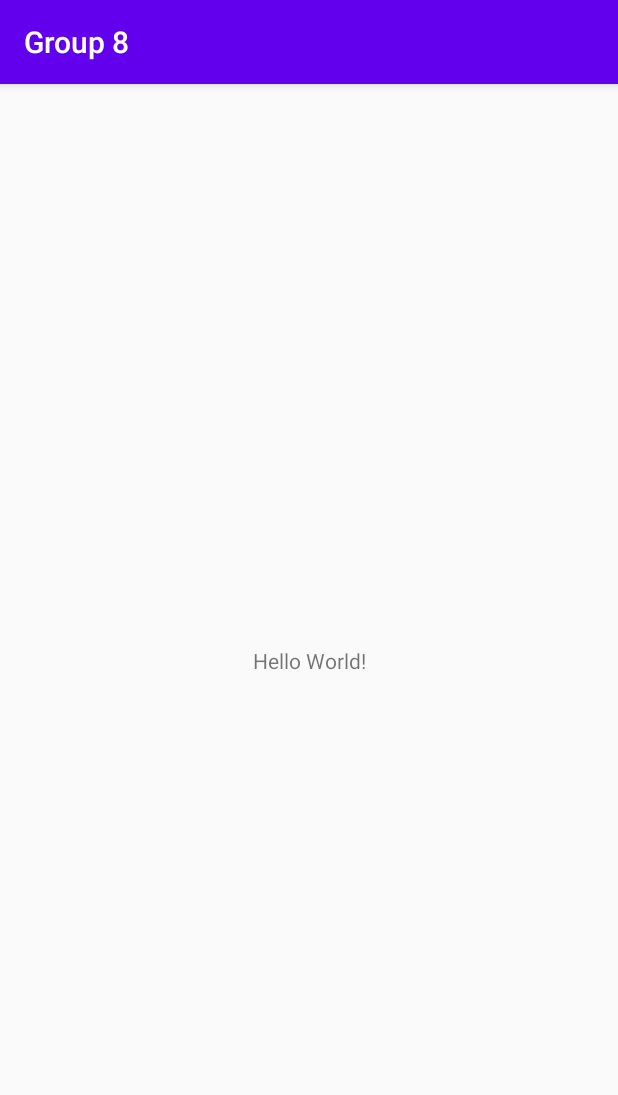
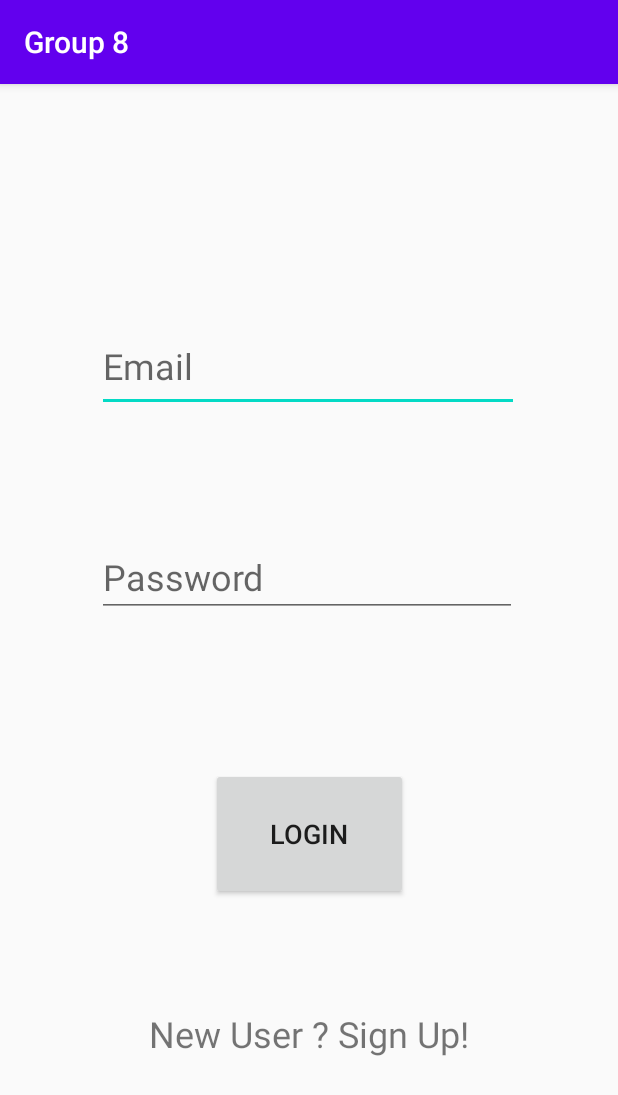
Before and after one commit to khairakh/gp8, an Android app: the screen it shows after launch (MainActivity), on a phone screen of 412 x 824 dp. Shown: the top 1095 px of the screen. Run offline under Robolectric (Android 15) with nearby library versions, the light colour scheme and no system bars; our stand-ins replace Firebase (no records; nobody signed in at launch, a user with empty details on screens opened directly).

Commit message:
Login, Sign up

```diff
--- a/app/src/main/AndroidManifest.xml
+++ b/app/src/main/AndroidManifest.xml
@@ -9,6 +9,8 @@
         android:roundIcon="@mipmap/ic_launcher_round"
         android:supportsRtl="true"
         android:theme="@style/Theme.Group8">
+        <activity android:name=".SecondActivity"></activity>
+        <activity android:name=".RegistrationActivity" />
         <activity android:name=".MainActivity">
             <intent-filter>
                 <action android:name="android.intent.action.MAIN" />
--- a/app/src/main/java/com/example/group8/MainActivity.java
+++ b/app/src/main/java/com/example/group8/MainActivity.java
@@ -1,13 +1,89 @@
 package com.example.group8;
 
-import android.support.v7.app.AppCompatActivity;
+import android.app.ProgressDialog;
+import android.content.Intent;
+
+import androidx.annotation.NonNull;
+import androidx.appcompat.app.AppCompatActivity;
 import android.os.Bundle;
+import android.view.View;
+import android.widget.Button;
+import android.widget.EditText;
+import android.widget.TextView;
+import android.widget.Toast;
+
+import com.google.android.gms.tasks.OnCompleteListener;
+import com.google.android.gms.tasks.Task;
+import com.google.firebase.auth.AuthResult;
+import com.google.firebase.auth.FirebaseAuth;
+import com.google.firebase.auth.FirebaseUser;
+
 
 public class MainActivity extends AppCompatActivity {
+
+    private EditText Name;
+    private EditText Password;
+    private Button Login;
+    private TextView userRegistration;
+    private FirebaseAuth firebaseAuth;
+    private ProgressDialog progressDialog;
 
     @Override
     protected void onCreate(Bundle savedInstanceState) {
         super.onCreate(savedInstanceState);
         setContentView(R.layout.activity_main);
+
+        Name = (EditText)findViewById(R.id.etName);
+        Password = (EditText)findViewById(R.id.etPassword);
+        Login = (Button)findViewById(R.id.btnLogin);
+        userRegistration = (TextView)findViewById(R.id.tvRegister);
+
+        firebaseAuth = FirebaseAuth.getInstance();
+        progressDialog = new ProgressDialog(this);
+
+        FirebaseUser user = firebaseAuth.getCurrentUser();
+        if(user != null) {
+            finish();
+            startActivity(new Intent(MainActivity.this, SecondActivity.class));
+        }
+
+        Login.setOnClickListener (new View.OnClickListener() {
+            @Override
+            public void onClick(View v) {
+                validate(Name.getText().toString(), Password.getText().toString());
+            }
+        });
+
+        userRegistration.setOnClickListener(new View.OnClickListener() {
+            @Override
+            public void onClick(View v) {
+                startActivity(new Intent (MainActivity.this, RegistrationActivity.class));
+            }
+        });
+
     }
+
+
+    private void validate(String userName, String userPassword){
+
+        progressDialog.setMessage("You can subscribe to my channel until you are verified!");
+        progressDialog.show();
+
+        firebaseAuth.signInWithEmailAndPassword(userName, userPassword).addOnCompleteListener(new OnCompleteListener<AuthResult>() {
+            @Override
+            public void onComplete(@NonNull Task<AuthResult> task) {
+                if(task.isSuccessful()){
+
+                    progressDialog.dismiss();
+                    Toast.makeText(MainActivity.this,"Login Successful", Toast.LENGTH_SHORT).show();
+                    startActivity(new Intent(MainActivity.this, SecondActivity.class));
+                }else{
+                    progressDialog.dismiss();
+                    Toast.makeText(MainActivity.this,"Login Failed", Toast.LENGTH_SHORT).show();
+                }
+            }
+        });
+
+    }
+
 }
--- a/app/src/main/res/layout/activity_main.xml
+++ b/app/src/main/res/layout/activity_main.xml
@@ -1,18 +1,62 @@
 <?xml version="1.0" encoding="utf-8"?>
-<android.support.constraint.ConstraintLayout xmlns:android="http://schemas.android.com/apk/res/android"
+<androidx.constraintlayout.widget.ConstraintLayout xmlns:android="http://schemas.android.com/apk/res/android"
     xmlns:app="http://schemas.android.com/apk/res-auto"
     xmlns:tools="http://schemas.android.com/tools"
     android:layout_width="match_parent"
     android:layout_height="match_parent"
     tools:context=".MainActivity">
 
-    <TextView
+    <EditText
+        android:id="@+id/etName"
+        android:layout_width="281dp"
+        android:layout_height="61dp"
+        android:ems="10"
+        android:hint="Email"
+        android:inputType="textEmailAddress"
+        android:textSize="24sp"
+        app:layout_constraintBottom_toBottomOf="parent"
+        app:layout_constraintEnd_toEndOf="parent"
+        app:layout_constraintHorizontal_bias="0.497"
+        app:layout_constraintStart_toStartOf="parent"
+        app:layout_constraintTop_toTopOf="parent"
+        app:layout_constraintVertical_bias="0.223" />
+
+    <EditText
+        android:id="@+id/etPassword"
         android:layout_width="wrap_content"
         android:layout_height="wrap_content"
-        android:text="Hello World!"
+        android:ems="10"
+        android:hint="Password"
+        android:inputType="textPassword"
+        android:textSize="24sp"
         app:layout_constraintBottom_toBottomOf="parent"
-        app:layout_constraintLeft_toLeftOf="parent"
-        app:layout_constraintRight_toRightOf="parent"
-        app:layout_constraintTop_toTopOf="parent" />
+        app:layout_constraintEnd_toEndOf="parent"
+        app:layout_constraintHorizontal_bias="0.488"
+        app:layout_constraintStart_toStartOf="parent"
+        app:layout_constraintTop_toBottomOf="@+id/etName"
+        app:layout_constraintVertical_bias="0.168" />
 
-</android.support.constraint.ConstraintLayout>
+    <Button
+        android:id="@+id/btnLogin"
+        android:layout_width="131dp"
+        android:layout_height="88dp"
+        android:text="Login"
+        android:textSize="18sp"
+        app:layout_constraintBottom_toBottomOf="parent"
+        app:layout_constraintEnd_toEndOf="parent"
+        app:layout_constraintStart_toStartOf="parent"
+        app:layout_constraintTop_toBottomOf="@+id/etPassword"
+        app:layout_constraintVertical_bias="0.31" />
+
+    <TextView
+        android:id="@+id/tvRegister"
+        android:layout_width="wrap_content"
+        android:layout_height="wrap_content"
+        android:text="New User ? Sign Up!"
+        android:textSize="24sp"
+        app:layout_constraintBottom_toBottomOf="parent"
+        app:layout_constraintEnd_toEndOf="parent"
+        app:layout_constraintStart_toStartOf="parent"
+        app:layout_constraintTop_toBottomOf="@+id/btnLogin"
+        app:layout_constraintVertical_bias="0.38" />
+</androidx.constraintlayout.widget.ConstraintLayout>
--- a/build.gradle
+++ b/build.gradle
@@ -5,8 +5,8 @@ buildscript {
         jcenter()
     }
     dependencies {
-        classpath "com.android.tools.build:gradle:4.1.1"
-
+        classpath 'com.android.tools.build:gradle:4.1.2'
+        classpath 'com.google.gms:google-services:4.3.5'
         // NOTE: Do not place your application dependencies here; they belong
         // in the individual module build.gradle files
     }
--- a/gradle.properties
+++ b/gradle.properties
@@ -6,6 +6,8 @@
 # http://www.gradle.org/docs/current/userguide/build_environment.html
 # Specifies the JVM arguments used for the daemon process.
 # The setting is particularly useful for tweaking memory settings.
+android.enableJetifier=true
+android.useAndroidX=true
 org.gradle.jvmargs=-Xmx2048m -Dfile.encoding=UTF-8
 # When configured, Gradle will run in incubating parallel mode.
 # This option should only be used with decoupled projects. More details, visit
```
Also changed, not shown: app/build.gradle (+9 -5 lines), app/src/main/java/com/example/group8/RegistrationActivity.java (added, +97 -0 lines), app/src/main/java/com/example/group8/SecondActivity.java (added, +13 -0 lines), app/src/main/res/layout/activity_registration.xml (added, +74 -0 lines), app/src/main/res/layout/activity_second.xml (added, +18 -0 lines), 1 other file.
